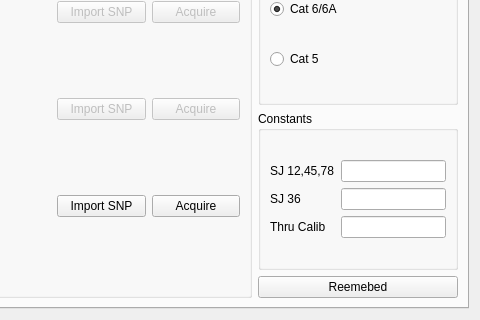
Before: the Qt Designer form UIs/embedWidget.ui in Belden-Montreal/SNP-Cable-Analyser, drawn with Qt 5; both pictures show x 378 to 858 and y 100 to 420 of the 858 by 420 pixel window.
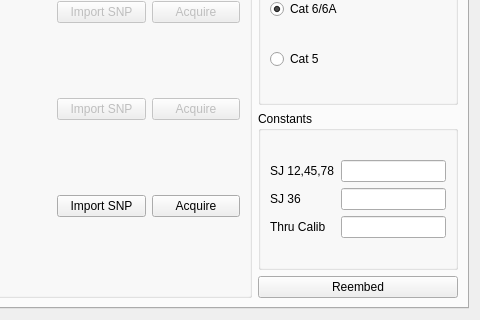
After: the same form once the commit is applied.

Commit message: Changed the behavior of the embedding widget to follow other widgets

```diff
--- a/UIs/embedWidget.ui
+++ b/UIs/embedWidget.ui
@@ -389,7 +389,7 @@
             </size>
            </property>
            <property name="text">
-            <string>Reemebed</string>
+            <string>Reembed</string>
            </property>
           </widget>
          </item>
```
Left out of the diff: 2 changed lines with no effect on the pictures. The commit also changes 2 other files.
